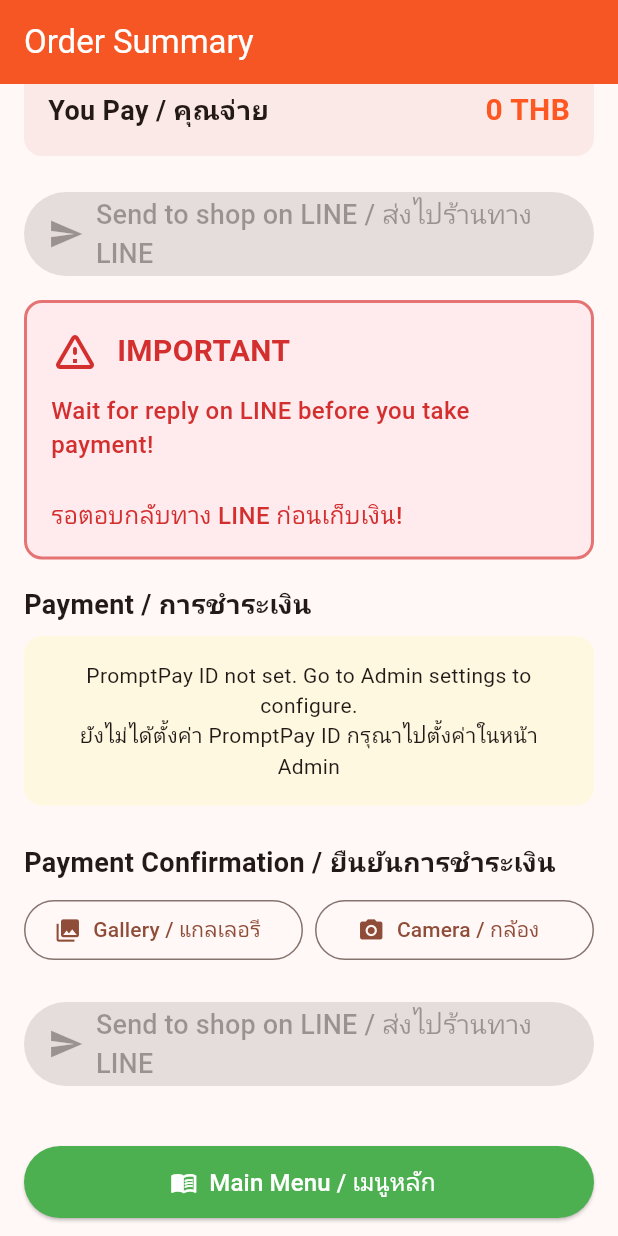
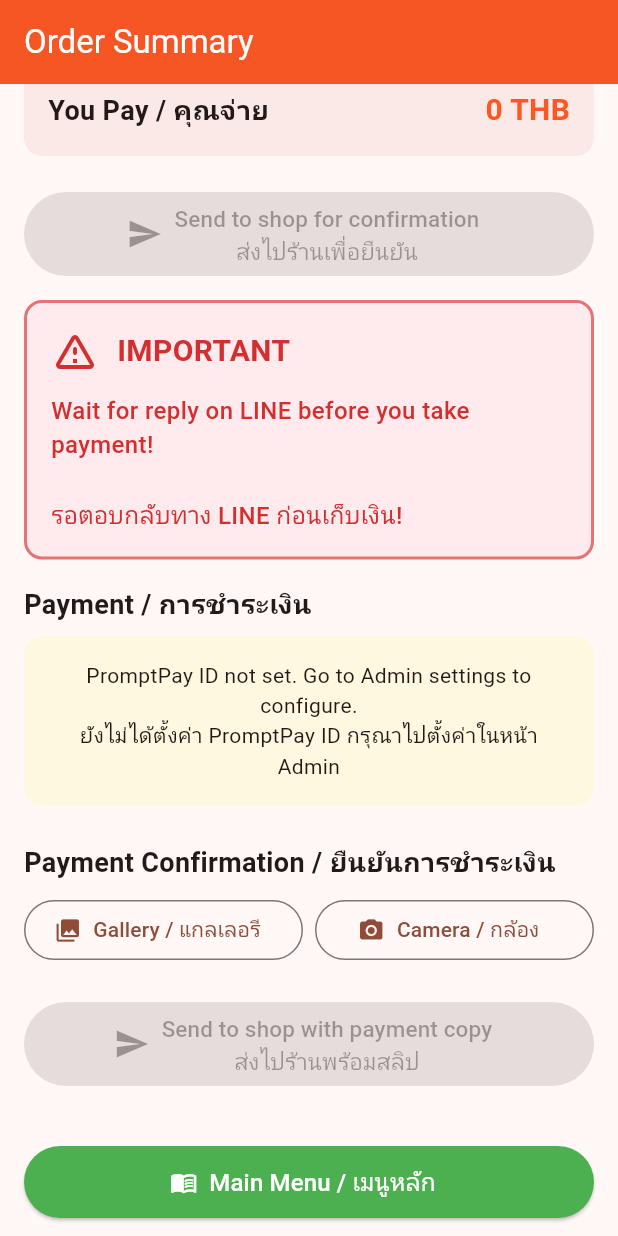
Before and after one commit to anirudhatalmale6-alt/pizza-order-app, a Flutter app: the OrderSummaryScreen screen opened directly, scrolled down 696 dp, on a phone screen of 412 x 824 dp. Run offline on Flutter 3.47's test engine with Material 3 defaults, Android fonts, the phone set to English and light mode, and no system bars; our stand-ins replace csv, hive, hive_flutter, image_picker, share_plus, shared_preferences; accounts and stored records are empty; network calls fail.

Commit message:
Rename LINE buttons: Send to shop for confirmation / Send to shop with payment copy

```diff
--- a/lib/screens/order_summary_screen.dart
+++ b/lib/screens/order_summary_screen.dart
@@ -743,14 +743,15 @@ class _OrderSummaryScreenState extends State<OrderSummaryScreen> {
 
           const SizedBox(height: 24),
 
-          // Send to LINE button
+          // Send order for confirmation
             SizedBox(
               height: 56,
               child: ElevatedButton.icon(
                 onPressed: cart.isEmpty ? null : _sendToLine,
                 icon: const Icon(Icons.send, size: 24),
-                label: const Text('Send to shop on LINE / ส่งไปร้านทาง LINE',
-                    style: TextStyle(fontSize: 18)),
+                label: const Text('Send to shop for confirmation\nส่งไปร้านเพื่อยืนยัน',
+                    textAlign: TextAlign.center,
+                    style: TextStyle(fontSize: 15)),
                 style: ElevatedButton.styleFrom(
                   backgroundColor: const Color(0xFF06C755),
                   foregroundColor: Colors.white,
@@ -928,14 +929,15 @@ class _OrderSummaryScreenState extends State<OrderSummaryScreen> {
 
           const SizedBox(height: 24),
 
-          // Send to LINE
+          // Send payment to shop
           SizedBox(
             height: 56,
             child: ElevatedButton.icon(
               onPressed: cart.isEmpty ? null : _sendToLine,
               icon: const Icon(Icons.send, size: 24),
-              label: const Text('Send to shop on LINE / ส่งไปร้านทาง LINE',
-                  style: TextStyle(fontSize: 18)),
+              label: const Text('Send to shop with payment copy\nส่งไปร้านพร้อมสลิป',
+                  textAlign: TextAlign.center,
+                  style: TextStyle(fontSize: 15)),
               style: ElevatedButton.styleFrom(
                 backgroundColor: const Color(0xFF06C755), // LINE green
                 foregroundColor: Colors.white,
```
